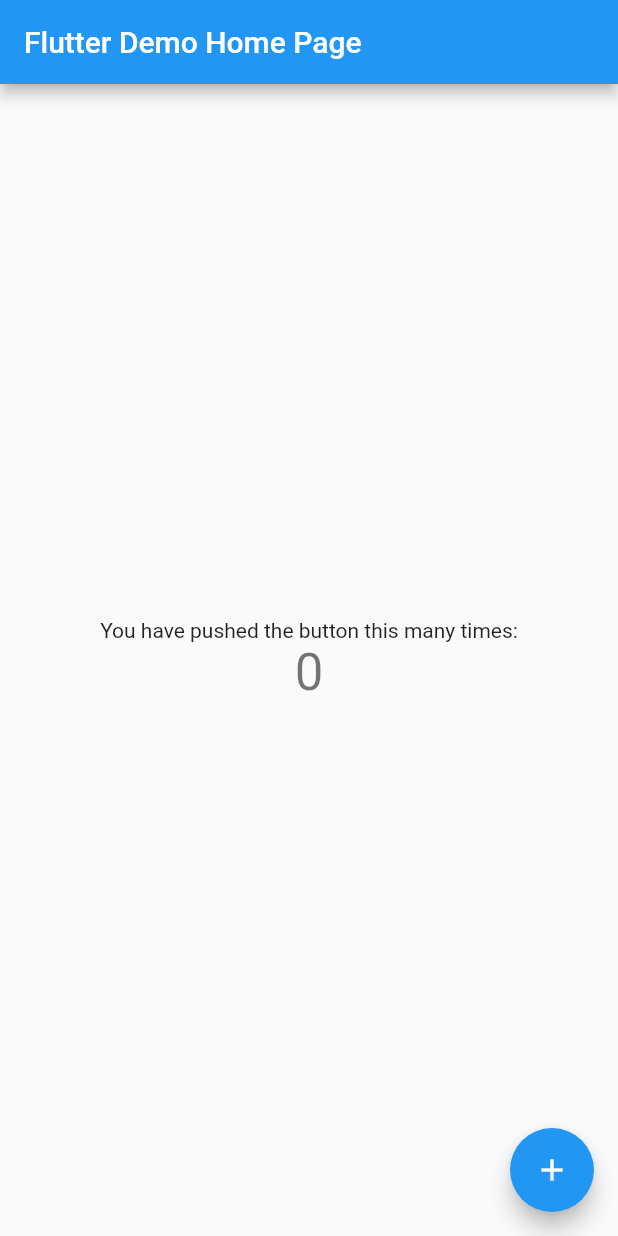
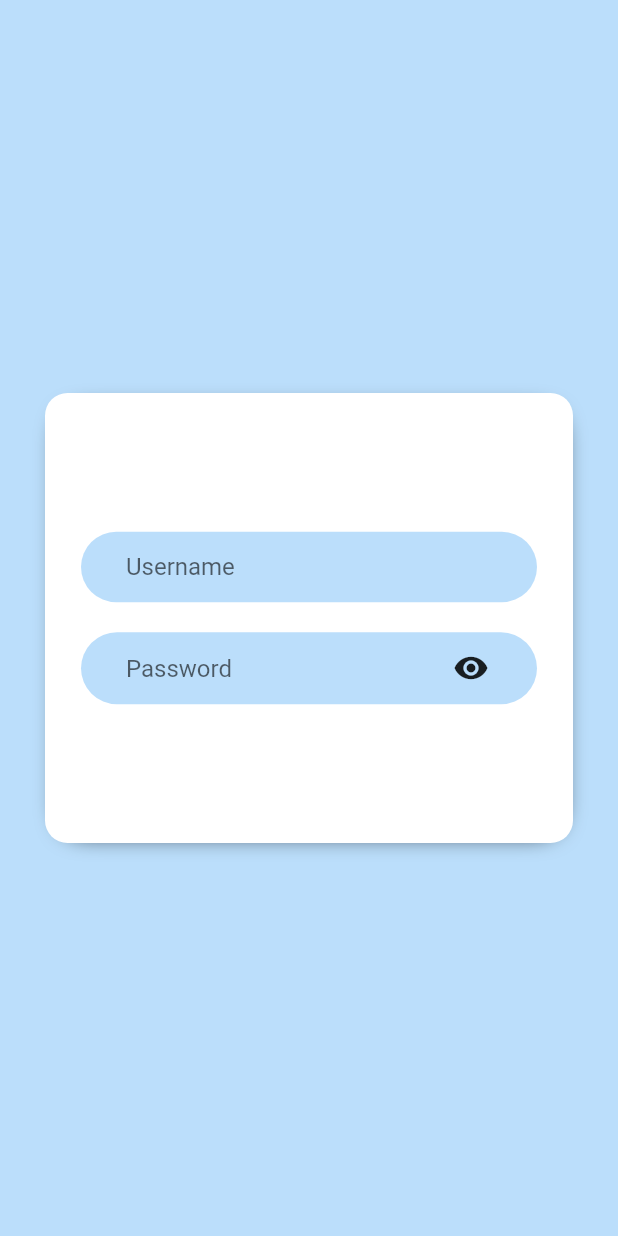
Before and after one commit to Ayush-Suman/Oasis-Project-ACM, a Flutter app: the screen it shows after launch, on a phone screen of 412 x 824 dp. Run offline on Flutter 3.47's test engine with Material 2 defaults, Android fonts, the phone set to English and light mode, and no system bars.

Commit message:
Login Page Structure Created

```diff
--- a/lib/main.dart
+++ b/lib/main.dart
@@ -1,26 +1,17 @@
 import 'package:flutter/material.dart';
+import 'package:flutter/services.dart';
 
 void main() => runApp(MyApp());
 
 class MyApp extends StatelessWidget {
-  // This widget is the root of your application.
   @override
   Widget build(BuildContext context) {
     return MaterialApp(
       title: 'Flutter Demo',
       theme: ThemeData(
-        // This is the theme of your application.
-        //
-        // Try running your application with "flutter run". You'll see the
-        // application has a blue toolbar. Then, without quitting the app, try
-        // changing the primarySwatch below to Colors.green and then invoke
-        // "hot reload" (press "r" in the console where you ran "flutter run",
-        // or simply save your changes to "hot reload" in a Flutter IDE).
-        // Notice that the counter didn't reset back to zero; the application
-        // is not restarted.
         primarySwatch: Colors.blue,
       ),
-      home: MyHomePage(title: 'Flutter Demo Home Page'),
+      home: MyHomePage(title: 'ACM Event Review Platform'),
     );
   }
 }
@@ -28,14 +19,6 @@ class MyApp extends StatelessWidget {
 class MyHomePage extends StatefulWidget {
   MyHomePage({Key key, this.title}) : super(key: key);
 
-  // This widget is the home page of your application. It is stateful, meaning
-  // that it has a State object (defined below) that contains fields that affect
-  // how it looks.
-
-  // This class is the configuration for the state. It holds the values (in this
-  // case the title) provided by the parent (in this case the App widget) and
-  // used by the build method of the State. Fields in a Widget subclass are
-  // always marked "final".
 
   final String title;
 
@@ -44,68 +27,83 @@ class MyHomePage extends StatefulWidget {
 }
 
 class _MyHomePageState extends State<MyHomePage> {
-  int _counter = 0;
-
-  void _incrementCounter() {
+  final TextEditingController Username=TextEditingController();
+  final TextEditingController Password=TextEditingController();
+  bool _obscureText=true;
+  Color _color;
+  void toggle() {
     setState(() {
-      // This call to setState tells the Flutter framework that something has
-      // changed in this State, which causes it to rerun the build method below
-      // so that the display can reflect the updated values. If we changed
-      // _counter without calling setState(), then the build method would not be
-      // called again, and so nothing would appear to happen.
-      _counter++;
+      _obscureText = !_obscureText;
+      _color=_obscureText? Colors.black:Colors.red[600];
     });
   }
 
   @override
   Widget build(BuildContext context) {
-    // This method is rerun every time setState is called, for instance as done
-    // by the _incrementCounter method above.
-    //
-    // The Flutter framework has been optimized to make rerunning build methods
-    // fast, so that you can just rebuild anything that needs updating rather
-    // than having to individually change instances of widgets.
+    SystemChrome.setEnabledSystemUIOverlays([]);
     return Scaffold(
-      appBar: AppBar(
-        // Here we take the value from the MyHomePage object that was created by
-        // the App.build method, and use it to set our appbar title.
-        title: Text(widget.title),
+        backgroundColor: Colors.blue[100],
+        resizeToAvoidBottomInset: true,
+        body: Center(
+            child: Container(
+                margin: EdgeInsets.only(left: 30.0, right: 30.0),
+                height: 300.0,
+                decoration: BoxDecoration(
+                    color: Colors.white,
+                    borderRadius: BorderRadius.all(Radius.circular(15.0)),
+                    boxShadow: [
+                      BoxShadow(color: Colors.black,
+                          offset: Offset(1.0, 3.0),
+                          blurRadius: 13.0,
+                          spreadRadius: -10.0)
+                    ]
                 ),
-      body: Center(
-        // Center is a layout widget. It takes a single child and positions it
-        // in the middle of the parent.
                 child: Column(
-          // Column is also layout widget. It takes a list of children and
-          // arranges them vertically. By default, it sizes itself to fit its
-          // children horizontally, and tries to be as tall as its parent.
-          //
-          // Invoke "debug painting" (press "p" in the console, choose the
-          // "Toggle Debug Paint" action from the Flutter Inspector in Android
-          // Studio, or the "Toggle Debug Paint" command in Visual Studio Code)
-          // to see the wireframe for each widget.
-          //
-          // Column has various properties to control how it sizes itself and
-          // how it positions its children. Here we use mainAxisAlignment to
-          // center the children vertically; the main axis here is the vertical
-          // axis because Columns are vertical (the cross axis would be
-          // horizontal).
                     mainAxisAlignment: MainAxisAlignment.center,
                     children: <Widget>[
-            Text(
-              'You have pushed the button this many times:',
+                      Container(
+                          margin: EdgeInsets.only(
+                              left: 24.0, right: 24.0, bottom: 10.0),
+                          padding: EdgeInsets.only(
+                              left: 30.0, right: 30.0, top: 14.0, bottom: 14.0),
+                          child: Center(
+                                  child:TextField(
+                                controller: Username,
+                                decoration: InputDecoration.collapsed(
+                                  hintText: "Username",),
+                              )),
+                          decoration: BoxDecoration(
+                              borderRadius: BorderRadius.circular(50),
+                              color: Colors.blue[100])),
+                      Container(
+                          margin: EdgeInsets.only(
+                              left: 24.0, right: 24.0, top: 10.0),
+                          padding: EdgeInsets.only(
+                              left: 30.0, right: 0.0, top: 0, bottom: 0),
+                          child: Center(
+                            child:Row(
+                                mainAxisSize: MainAxisSize.min,
+                                children:[Expanded(child:TextFormField(
+                              controller: Password,
+                              decoration: InputDecoration(hintText: "Password",
+                                  border: InputBorder.none,
                               ),
-            Text(
-              '$_counter',
-              style: Theme.of(context).textTheme.display1,
+                              obscureText: _obscureText,
+                            )),
+                                    FlatButton(onPressed: toggle,
+                                    child: Icon(Icons.remove_red_eye, color: _color,),
+                                  shape: CircleBorder(),
+                                )
+                            ]),
                           ),
-          ],
-        ),
-      ),
-      floatingActionButton: FloatingActionButton(
-        onPressed: _incrementCounter,
-        tooltip: 'Increment',
-        child: Icon(Icons.add),
-      ), // This trailing comma makes auto-formatting nicer for build methods.
+                          decoration: BoxDecoration(
+                              borderRadius: BorderRadius.circular(70),
+                              color: Colors.blue[100]))
+                    ]
+                )
+            )
+        )
     );
+
   }
 }
--- a/pubspec.yaml
+++ b/pubspec.yaml
@@ -19,7 +19,7 @@ environment:
 dependencies:
   flutter:
     sdk: flutter
-
+  flutter_screenutil: ^0.6.0
   # The following adds the Cupertino Icons font to your application.
   # Use with the CupertinoIcons class for iOS style icons.
   cupertino_icons: ^0.1.2
```
Also changed, not shown: pubspec.lock. Lines whose indentation alone changed are shown as unchanged.
